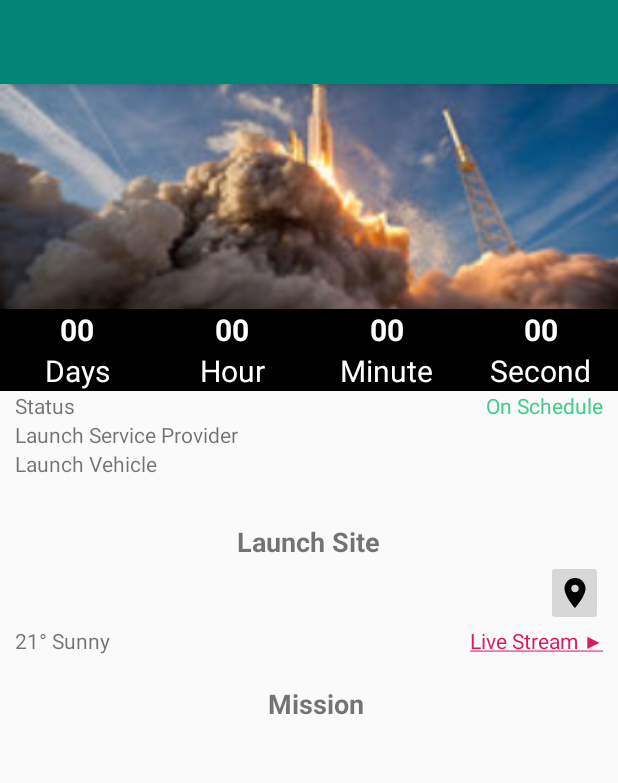
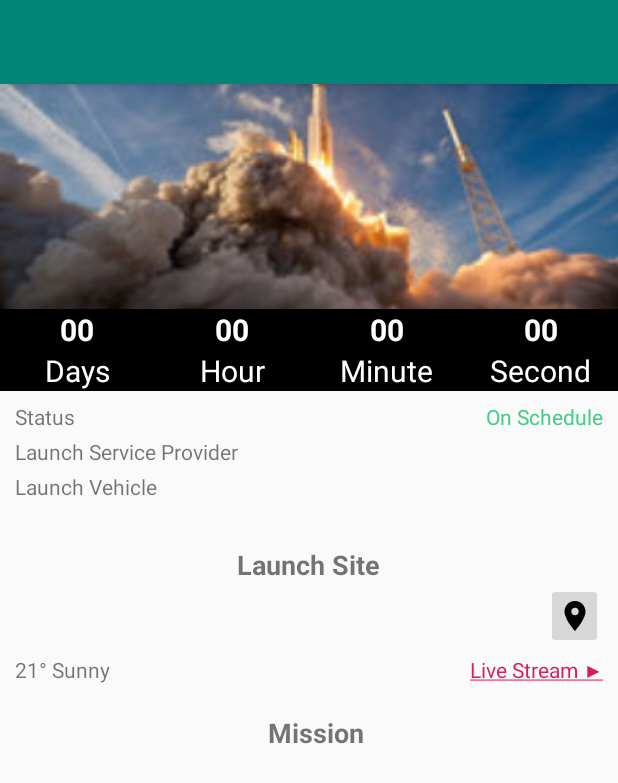
Before and after one commit to petrasonic/launch-now-android, an Android app: the DetailedLaunchActivity screen opened directly, with no data from a screen before it, on a phone screen of 412 x 824 dp. Shown: the top 783 px of the screen. Run offline under Robolectric (Android 15) with nearby library versions, the phone set to English and light mode, and no system bars; network calls fail; 1 statement that could not run was skipped.

Commit message:
Layout enhancements

```diff
--- a/app/src/main/res/layout/activity_detailed_launch.xml
+++ b/app/src/main/res/layout/activity_detailed_launch.xml
@@ -174,7 +174,8 @@
             android:layout_height="wrap_content"
             android:orientation="vertical"
             android:layout_marginLeft="10dp"
-            android:layout_marginRight="10dp">
+            android:layout_marginRight="10dp"
+            android:layout_marginTop="7dp">
             <LinearLayout
                 android:layout_width="match_parent"
                 android:layout_height="wrap_content"
@@ -198,7 +199,8 @@
                 android:layout_width="match_parent"
                 android:layout_height="wrap_content"
                 android:orientation="horizontal"
-                android:weightSum="1.0">
+                android:weightSum="1.0"
+                android:layout_marginTop="4dp">
                 <TextView
                     android:layout_width="0dip"
                     android:layout_height="wrap_content"
@@ -223,7 +225,8 @@
                 android:layout_width="match_parent"
                 android:layout_height="wrap_content"
                 android:orientation="horizontal"
-                android:weightSum="1.0">
+                android:weightSum="1.0"
+                android:layout_marginTop="4dp">
                 <TextView
                     android:layout_width="0dip"
                     android:layout_height="wrap_content"
@@ -293,7 +296,8 @@
                             android:layout_width="wrap_content"
                             android:layout_height="wrap_content"
                             android:gravity="start"
-                            android:text="Agency" />
+                            android:text="Agency"
+                            android:layout_marginTop="4dp"/>
                     </LinearLayout>
                     <ImageButton
                         android:id="@+id/map_image_button"
@@ -328,7 +332,8 @@
                     android:layout_width="match_parent"
                     android:layout_height="wrap_content"
                     android:orientation="horizontal"
-                    android:weightSum="1.0">
+                    android:weightSum="1.0"
+                    android:layout_marginTop="4dp">
                     <TextView
                         android:layout_width="0dip"
                         android:layout_height="wrap_content"
@@ -399,19 +404,29 @@
                 android:text="Mission"
                 android:textStyle="bold"/>
 
+            <LinearLayout
+                android:layout_width="match_parent"
+                android:layout_height="wrap_content"
+                android:orientation="horizontal"
+                android:weightSum="1.0">
                 <TextView
                     android:id="@+id/detailed_mission_name_textView"
                     android:layout_width="wrap_content"
                     android:layout_height="wrap_content"
                     android:gravity="start"
-                android:text="Mision Name" />
+                    android:text="Mision Name"
+                    android:layout_weight=".5"
+                    android:textStyle="bold"/>
 
                 <TextView
                     android:id="@+id/detailed_mission_type_name_textView"
                     android:layout_width="wrap_content"
                     android:layout_height="wrap_content"
-                android:gravity="start"
-                android:text="Type Name" />
+                    android:gravity="right"
+                    android:text="Mission Type"
+                    android:textColor="#B0B0B0"
+                    android:layout_weight=".5"/>
+            </LinearLayout>
 
 
             <TextView
@@ -419,7 +434,8 @@
                 android:layout_width="wrap_content"
                 android:layout_height="wrap_content"
                 android:gravity="start"
-                android:text="Mision Description" />
+                android:text="Mision Description"
+                android:layout_marginTop="4dp"/>
 
             <!--Should say Read More and link to wiki page-->
             <TextView
@@ -427,7 +443,8 @@
                 android:layout_width="wrap_content"
                 android:layout_height="wrap_content"
                 android:gravity="start"
-                android:text="Read More" />
+                android:text="Read More"
+                android:layout_marginTop="4dp"/>
 
         </LinearLayout>
 
```
Lines whose indentation alone changed are shown as unchanged.
